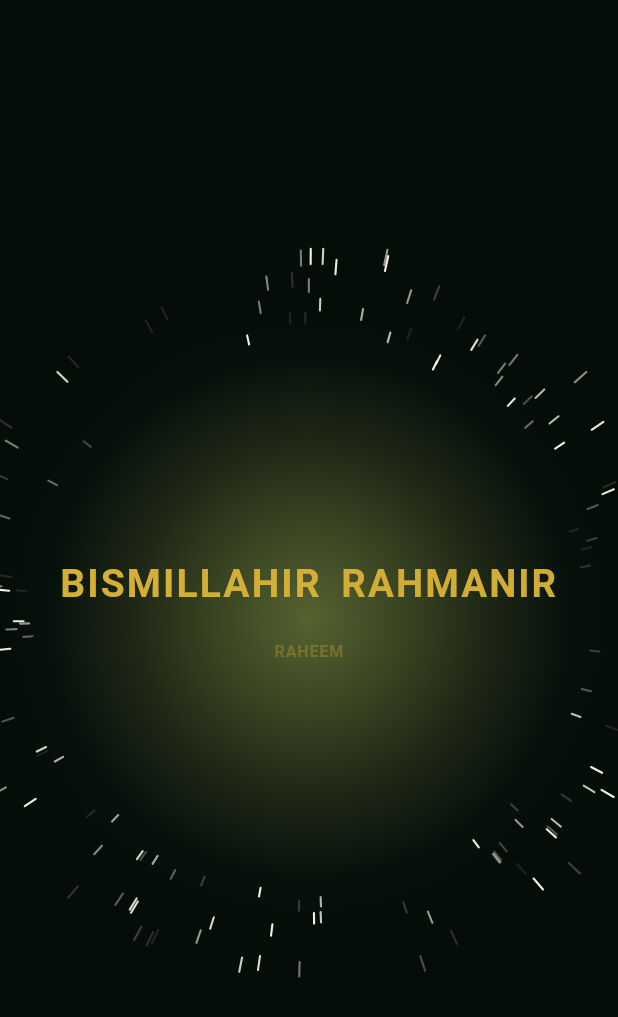
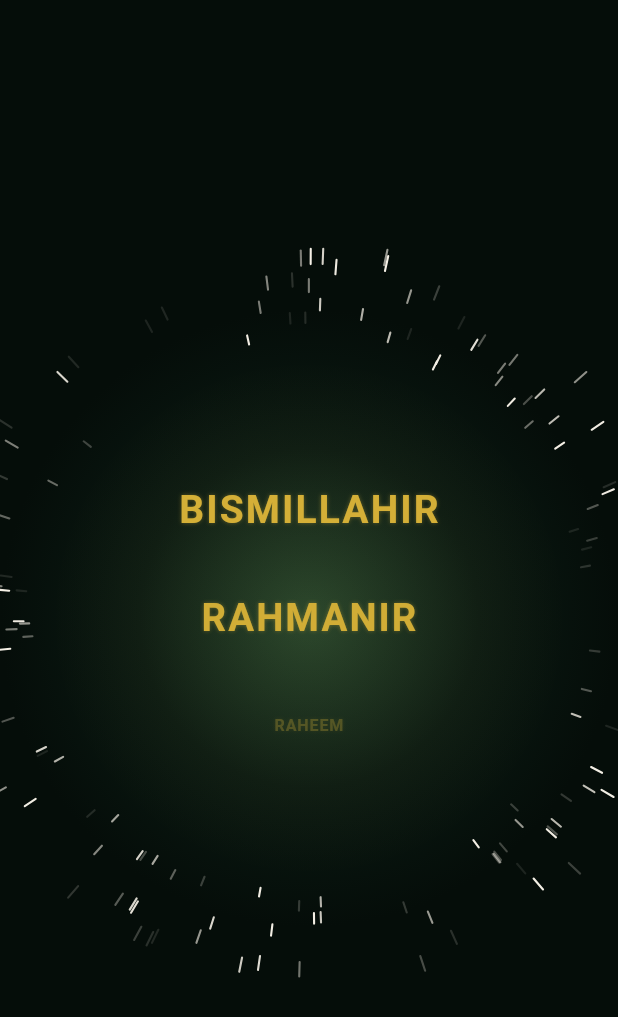
Before and after one commit to ajmalkhan6233-eng/noor_app, a Flutter app: the first screen one second after launch, on a phone screen of 412 x 824 dp. Shown: the top 1017 px of the screen. Run offline on Flutter 3.47's test engine with Material 3 defaults, Android fonts, the phone set to English and light mode, and no system bars; our stand-ins replace adhan, equatable, flutter_bloc, flutter_compass, geolocator, sqflite_sqlcipher; accounts and stored records are empty.

Commit message:
Tone down the cosmic splash: smaller/dimmer nur glow, no text collision
The gold centre glow (nurRadius) was washing the screen yellow —
its peak opacity is cut to about a third (0.32 -> 0.1); radius stays
at the already-correct 0.22 fraction.

The word-by-word greeting overlapped itself while scaling up:
Transform.scale grows a word's paint bounds without affecting layout,
so three words sharing a horizontal Wrap could bleed into each other.
Fixed by giving each word its own generously-tall line in a Column,
capping the exit scale at 1.25 (was 3.2 — the actual source of the
collision), and trimming the text shadow blur to a subtle lift rather
than a diffuse blur. Starfield is unchanged.

```diff
--- a/lib/core/constants/splash_config.dart
+++ b/lib/core/constants/splash_config.dart
@@ -20,12 +20,19 @@ abstract final class SplashConfig {
   static const Color emeraldMid = Color(0xFF0A1912);
   static const Color emeraldEdge = Color(0xFF050D09);
 
-  // --- Gold centre glow, slowly breathing ---
+  // --- Gold centre glow ("nur"), slowly breathing ---
   static const Color glowColor = Color(0xFFD4AF37);
-  static const double glowBaseRadiusFraction = 0.22;
+
+  /// Base glow radius as a fraction of the field's max radius. Kept
+  /// modest so the gold glow reads as a soft accent, never a wash
+  /// over the whole screen.
+  static const double nurRadius = 0.22;
   static const double glowAmplitudeFraction = 0.06;
   static const double glowBreathPeriodSeconds = 3.6;
-  static const double glowPeakOpacity = 0.32;
+
+  /// Peak glow opacity — deliberately low; this glow sits behind a
+  /// starfield and gold text and must never compete with either.
+  static const double glowPeakOpacity = 0.1;
 
   // --- Whole-field slow rotation ---
   /// One full rotation every 48 seconds.
@@ -66,11 +73,22 @@ abstract final class SplashConfig {
   /// Starting scale for a word appearing "small/distant".
   static const double wordSmallScale = 0.15;
 
-  /// Scale a word reaches as it passes the viewer during exit.
-  static const double wordFarScale = 3.2;
+  /// Scale a word reaches as it passes the viewer during exit — kept
+  /// modest so a scaled word's render bounds never grow past the
+  /// generous per-word line height and collide with its neighbours.
+  static const double textEndScale = 1.25;
 
   static const double textFontSize = 26;
   static const double textLetterSpacing = 1.4;
+
+  /// Height reserved per word line — generous relative to
+  /// [textFontSize] * [textEndScale] so a fully-scaled word never
+  /// overlaps the line above or below it.
+  static const double wordLineHeight = 72;
+
+  /// Kept small deliberately: a soft lift for the gold text, not a
+  /// diffuse glow that blurs the words into each other.
+  static const double textShadowBlurRadius = 3;
 
   // --- Plain (non-cosmic) fallback ---
   static const Duration plainHoldDuration = Duration(milliseconds: 2400);
--- a/lib/core/presentation/splash/background_glow_painter.dart
+++ b/lib/core/presentation/splash/background_glow_painter.dart
@@ -36,7 +36,7 @@ class BackgroundGlowPainter extends CustomPainter {
       2 * math.pi * elapsedSeconds / SplashConfig.glowBreathPeriodSeconds,
     );
     final glowRadius = maxRadius *
-        (SplashConfig.glowBaseRadiusFraction +
+        (SplashConfig.nurRadius +
             SplashConfig.glowAmplitudeFraction * breath);
     final glowOpacity =
         SplashConfig.glowPeakOpacity * (0.7 + 0.3 * breath.abs());
--- a/lib/core/presentation/splash/greeting_overlay.dart
+++ b/lib/core/presentation/splash/greeting_overlay.dart
@@ -20,22 +20,28 @@ class GreetingOverlay extends StatelessWidget {
 
   @override
   Widget build(BuildContext context) {
+    // One word per line, each in a generously-tall fixed-height row —
+    // Transform.scale grows a word's paint bounds without affecting
+    // layout, so without this a scaled word can bleed into whichever
+    // neighbour shares its line. A tall dedicated row per word gives
+    // that growth somewhere to go.
     return ExcludeSemantics(
       child: Center(
-        child: Wrap(
-          alignment: WrapAlignment.center,
-          spacing: 12,
-          runSpacing: 8,
+        child: Column(
+          mainAxisSize: MainAxisSize.min,
           children: [
             for (var i = 0; i < words.length; i++)
-              _buildWord(context, i, words[i]),
+              SizedBox(
+                height: SplashConfig.wordLineHeight,
+                child: Center(child: _buildWord(i, words[i])),
+              ),
           ],
         ),
       ),
     );
   }
 
-  Widget _buildWord(BuildContext context, int index, String word) {
+  Widget _buildWord(int index, String word) {
     final frame = GreetingTimeline.frameFor(
       index,
       words.length,
@@ -49,11 +55,17 @@ class GreetingOverlay extends StatelessWidget {
         scale: frame.scale,
         child: Text(
           word,
-          style: const TextStyle(
+          style: TextStyle(
             color: AppColors.accent,
             fontSize: SplashConfig.textFontSize,
             fontWeight: FontWeight.w600,
             letterSpacing: SplashConfig.textLetterSpacing,
+            shadows: [
+              Shadow(
+                color: AppColors.accent.withValues(alpha: 0.4),
+                blurRadius: SplashConfig.textShadowBlurRadius,
+              ),
+            ],
           ),
         ),
       ),
--- a/lib/core/presentation/splash/greeting_timeline.dart
+++ b/lib/core/presentation/splash/greeting_timeline.dart
@@ -55,7 +55,7 @@ abstract final class GreetingTimeline {
         .clamp(0.0, 1.0);
     final eased = Curves.easeIn.transform(exitProgress);
     return GreetingWordFrame(
-      scale: _lerp(1.0, SplashConfig.wordFarScale, eased),
+      scale: _lerp(1.0, SplashConfig.textEndScale, eased),
       opacity: 1.0 - eased,
     );
   }
```
